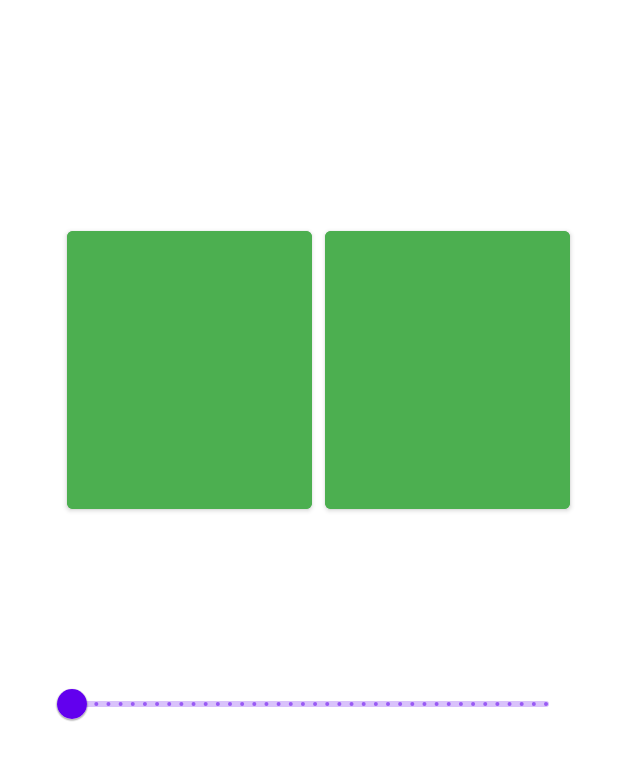
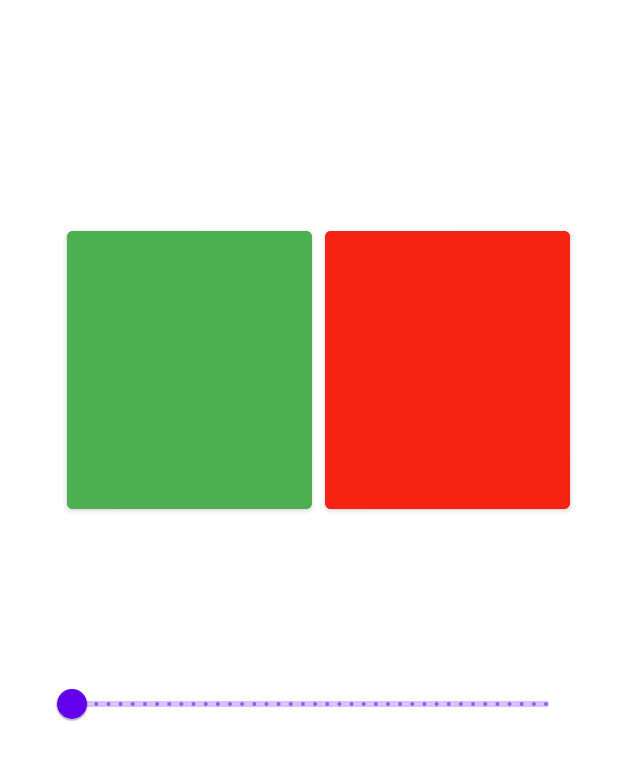
Before and after one commit to speranzaaa/SmartRoom, an Android app: the layout activity_controller.xml on its own in the app's theme, with its tools: preview values and no code run, on a phone screen of 412 x 824 dp. Shown: the top 760 px of the screen. Run offline under Robolectric (Android 15) with nearby library versions, the phone set to English and light mode, and no system bars.

Commit message:
Update activity_controller.xml

```diff
--- a/RoomApp/app/src/main/res/layout/activity_controller.xml
+++ b/RoomApp/app/src/main/res/layout/activity_controller.xml
@@ -13,8 +13,8 @@
         android:layout_marginStart="32dp"
         android:layout_marginTop="148dp"
         android:layout_marginEnd="32dp"
-        android:backgroundTint="#4CAF50"
-        app:iconTint="#4CAF50"
+        android:backgroundTint="#F62212"
+        app:iconTint="#F62212"
         app:layout_constraintEnd_toEndOf="parent"
         app:layout_constraintHorizontal_bias="1.0"
         app:layout_constraintStart_toStartOf="parent"
```
